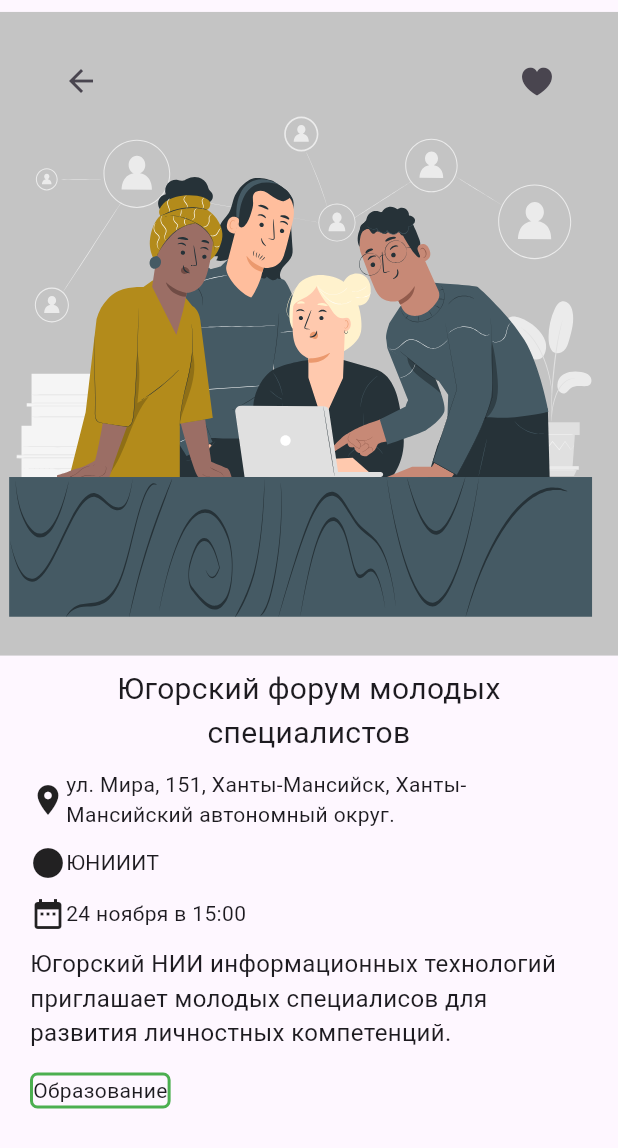
After one commit to Asliddin009/hantaton, a Flutter app: the CardEvent screen opened directly, on a phone screen of 412 x 824 dp. The commit adds this screen. Shown: the top 1148 px of the screen. Run offline on Flutter 3.47's test engine with Material 2 defaults, Android fonts, the light colour scheme and no system bars; our stand-ins replace animated_bottom_navigation_bar, awesome_notifications, dio, flutter_bloc, flutter_map, flutter_svg and 9 more; network calls fail; project files that could hold a hidden picture were left out.

Commit message:
card_event

```diff
--- a/lib/app/ui/root_screen.dart
+++ b/lib/app/ui/root_screen.dart
@@ -1,10 +1,11 @@
 import 'package:hantaton_app/app/ui/app_loader.dart';
+import 'package:hantaton_app/feature/auth/ui/card_event.dart';
 import 'package:hantaton_app/feature/auth/ui/components/auth_builder.dart';
 import 'package:hantaton_app/feature/auth/ui/welcome_screen.dart';
 import 'package:hantaton_app/feature/main/ui/main_screen.dart';
 import 'package:flutter/material.dart';
 
-import '../../feature/auth/ui/components/like_category.dart';
+import '../../feature/auth/ui/like_category.dart';
 import '../../feature/auth/ui/login_screen.dart';
 
 class RootScreen extends StatelessWidget {
@@ -15,7 +16,7 @@ class RootScreen extends StatelessWidget {
     return AuthBuilder(
       isNotAuthorized: (context) => const WelcomeScreen(),
       isWaiting: (context) => const AppLoader(),
-      isAuthorized: (context, value, child) =>  LikeCategory(),
+      isAuthorized: (context, value, child) =>  CardEvent(),
     );
   }
 }
--- /dev/null
+++ b/lib/feature/auth/ui/card_event.dart
@@ -0,0 +1,131 @@
+import 'package:flutter/cupertino.dart';
+import 'package:flutter/material.dart';
+import 'package:flutter_svg/svg.dart';
+
+import '../../main/ui/main_screen.dart';
+
+class CardEvent extends StatefulWidget {
+  const CardEvent({super.key});
+
+  @override
+  State<CardEvent> createState() => _CardEventState();
+}
+
+class _CardEventState extends State<CardEvent> with SingleTickerProviderStateMixin {
+  late AnimationController _controller;
+
+  @override
+  void initState() {
+    super.initState();
+    _controller = AnimationController(vsync: this);
+  }
+
+  @override
+  void dispose() {
+    _controller.dispose();
+    super.dispose();
+  }
+
+  @override
+  Widget build(BuildContext context) {
+    return Scaffold(
+      body: Column(
+        children: [
+          Stack(
+            children: [
+              SvgPicture.asset('assets/event_card.svg'),
+              Padding(
+                padding: const EdgeInsets.all(30.0),
+                child: Row(
+                  mainAxisAlignment: MainAxisAlignment.spaceBetween,
+                  children: [
+                    IconButton(
+                        onPressed: () {
+                          Navigator.of(context).pop();
+                        },
+                        icon: Icon(Icons.arrow_back)
+                    ),
+                    IconButton(
+                        onPressed: () {},
+                        icon: Icon(CupertinoIcons.heart_fill)
+                    )
+                  ],
+                ),
+              ),
+            ],
+          ),
+          Column(
+            crossAxisAlignment: CrossAxisAlignment.start,
+            children: [
+              Container(
+                margin: EdgeInsets.only(left: 20, right: 20),
+                child: Text(
+                    "Югорский форум молодых специалистов",
+                  style: TextStyle(
+                    fontSize: 20
+                  ),
+                  textAlign: TextAlign.center,
+                ),
+              ),
+                SizedBox(height: 10,),
+                Container(
+                  margin: EdgeInsets.only(left: 20, right: 20),
+                  child: Row(
+                    children: [
+                      Icon(Icons.location_on),
+                        Text(
+                          "ул. Мира, 151, Ханты-Мансийск, Ханты-\nМансийский автономный округ.",
+                          textAlign: TextAlign.left,
+                      ),
+                    ],
+              ),
+                ),
+              SizedBox(height: 10,),
+              Container(
+                margin: EdgeInsets.only(left: 20, right: 20),
+                child: Row(
+                  children: [
+                    Icon(Icons.circle),
+                    Text("ЮНИИИТ"),
+                  ],
+                ),
+              ),
+              SizedBox(height: 10,),
+              Container(
+                margin: EdgeInsets.only(left: 20, right: 20),
+                child: Row(
+                  children: [
+                    Icon(Icons.date_range),
+                    Text("24 ноября в 15:00")
+                  ],
+                ),
+              ),
+              SizedBox(height: 10,),
+              Container(
+                margin: EdgeInsets.only(left: 20, right: 20),
+                child: Text(
+                  "Югорский НИИ информационных технологий приглашает молодых специалисов для развития личностных компетенций.",
+                  style: TextStyle(
+                    fontSize: 16
+                  ),
+                )
+              ),
+              SizedBox(height: 15,),
+              Container(
+                margin: EdgeInsets.only(left: 20, right: 20),
+                decoration: BoxDecoration(
+                    borderRadius: BorderRadius.all(Radius.circular(5),),
+                  border: Border.all(
+                    color: Colors.green,
+                    width: 2,
+                  ),
+                ),
+                child: Text("Образование", textAlign: TextAlign.left,),
+              )
+            ],
+          )
+        ],
+      ),
+    );
+  }
+}
--- a/lib/feature/auth/ui/register_screen.dart
+++ b/lib/feature/auth/ui/register_screen.dart
@@ -2,7 +2,7 @@ import 'package:flutter_svg/svg.dart';
 import 'package:hantaton_app/feature/auth/domain/auth_state/auth_cubit.dart';
 import 'package:flutter/material.dart';
 import 'package:flutter_bloc/flutter_bloc.dart';
-import 'package:hantaton_app/feature/auth/ui/components/like_category.dart';
+import 'package:hantaton_app/feature/auth/ui/like_category.dart';
 import 'package:hantaton_app/feature/auth/ui/login_screen.dart';
 
 import '../../../app/ui/components/app_text_button.dart';
```
Also changed, not shown: assets/event_card.svg (added), lib/feature/auth/ui/like_category.dart (renamed from lib/feature/auth/ui/components/like_category.dart), 9 other files.
